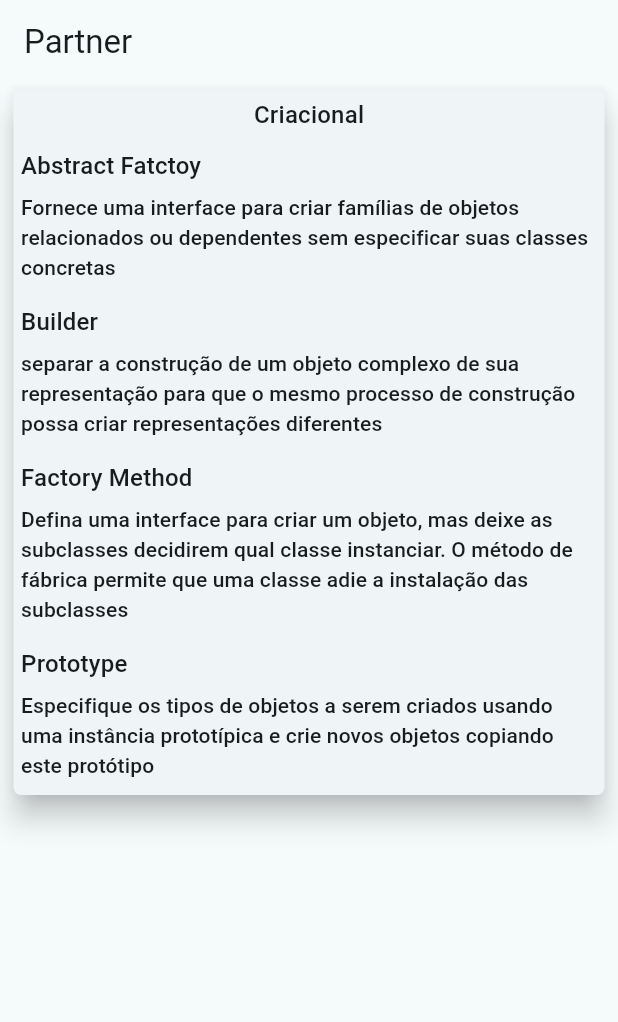
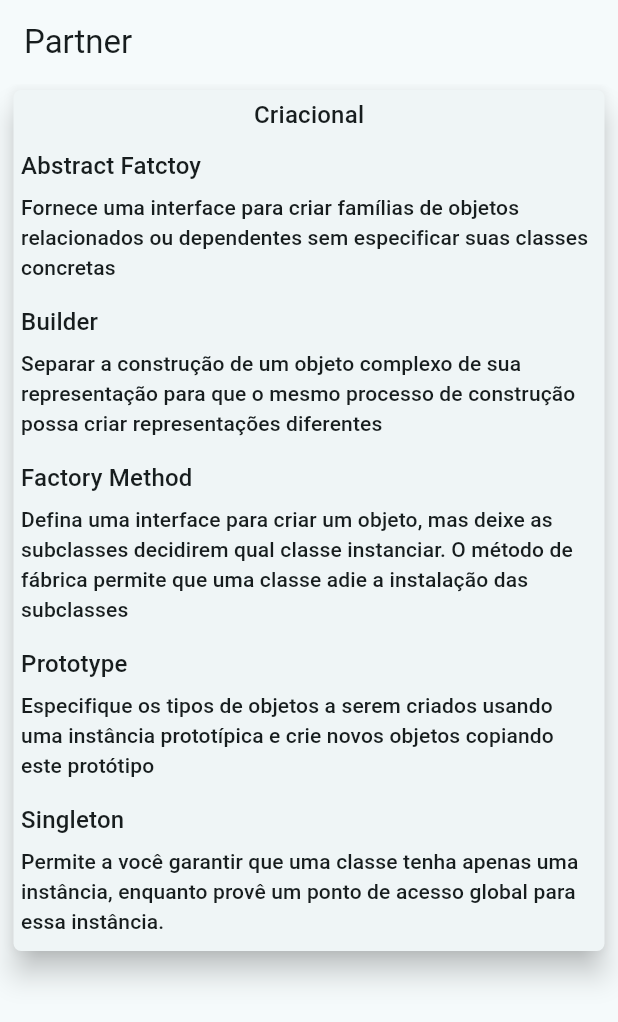
Before and after one commit to PereiraSantos/design_patterns_flutter, a Flutter app: the screen it shows after launch, on a phone screen of 412 x 824 dp. Shown: the top 1022 px of the screen. Run offline on Flutter 3.47's test engine with Material 3 defaults, Android fonts, the phone set to English and light mode, and no system bars.

Commit message:
Adicionado singleton

```diff
--- a/lib/dashboard/pages/home.dart
+++ b/lib/dashboard/pages/home.dart
@@ -6,6 +6,7 @@ import 'package:pattern/dashboard/usercases/abstract_factory.dart';
 import 'package:pattern/dashboard/usercases/builder.dart';
 import 'package:pattern/dashboard/usercases/factory_method.dart';
 import 'package:pattern/dashboard/usercases/prototype.dart';
+import 'package:pattern/dashboard/usercases/singleton.dart';
 
 class Home extends StatelessWidget {
   const Home({super.key});
@@ -24,14 +25,26 @@ class Home extends StatelessWidget {
             child: CardCustom(
               child: [
                 const Center(child: TextCustom(label: 'Criacional')),
-                GestureDetector(onTap: () => Navigator.pushNamed(context, '/abstract'), child: TextCustom(label: const AbstractFactory().title())),
+                GestureDetector(
+                    onTap: () => Navigator.pushNamed(context, '/abstract'),
+                    child: TextCustom(label: const AbstractFactory().title())),
                 Description(label: const AbstractFactory().description()),
-                GestureDetector(onTap: () => Navigator.pushNamed(context, '/builder'), child: TextCustom(label: const BuilderImp().title())),
+                GestureDetector(
+                    onTap: () => Navigator.pushNamed(context, '/builder'),
+                    child: TextCustom(label: const BuilderImp().title())),
                 Description(label: const BuilderImp().description()),
-                GestureDetector(onTap: () => Navigator.pushNamed(context, '/factory'), child: TextCustom(label: const FactoryMethod().title())),
+                GestureDetector(
+                    onTap: () => Navigator.pushNamed(context, '/factory'),
+                    child: TextCustom(label: const FactoryMethod().title())),
                 Description(label: const FactoryMethod().description()),
-                GestureDetector(onTap: () => Navigator.pushNamed(context, '/prototype'), child: TextCustom(label: Prototype().title())),
-                Description(label: Prototype().description())
+                GestureDetector(
+                    onTap: () => Navigator.pushNamed(context, '/prototype'),
+                    child: TextCustom(label: const Prototype().title())),
+                Description(label: const Prototype().description()),
+                GestureDetector(
+                    onTap: () => Navigator.pushNamed(context, '/singleton'),
+                    child: TextCustom(label: const Singleton().title())),
+                Description(label: const Singleton().description())
               ],
             ),
           )
--- a/lib/dashboard/usercases/abstract_factory.dart
+++ b/lib/dashboard/usercases/abstract_factory.dart
@@ -3,7 +3,8 @@ import 'package:pattern/dashboard/usercases/partner.dart';
 class AbstractFactory implements Partner {
   const AbstractFactory();
   @override
-  String description() => 'Fornece uma interface para criar famílias de objetos relacionados ou dependentes sem especificar suas classes concretas';
+  String description() =>
+      'Fornece uma interface para criar famílias de objetos relacionados ou dependentes sem especificar suas classes concretas';
 
   @override
   String title() => 'Abstract Fatctoy';
--- a/lib/dashboard/usercases/builder.dart
+++ b/lib/dashboard/usercases/builder.dart
@@ -4,7 +4,7 @@ class BuilderImp implements Partner {
   const BuilderImp();
   @override
   String description() =>
-      'separar a construção de um objeto complexo de sua representação para que o mesmo processo de construção possa criar representações diferentes ';
+      'Separar a construção de um objeto complexo de sua representação para que o mesmo processo de construção possa criar representações diferentes ';
 
   @override
   String title() => 'Builder';
--- a/lib/dashboard/usercases/prototype.dart
+++ b/lib/dashboard/usercases/prototype.dart
@@ -1,10 +1,11 @@
 import 'package:pattern/dashboard/usercases/partner.dart';
 
-class Prototype extends Partner {
-  Prototype();
+class Prototype implements Partner {
+  const Prototype();
 
   @override
-  String description() => 'Especifique os tipos de objetos a serem criados usando uma instância prototípica e crie novos objetos copiando este protótipo';
+  String description() =>
+      'Especifique os tipos de objetos a serem criados usando uma instância prototípica e crie novos objetos copiando este protótipo';
 
   @override
   String title() => 'Prototype';
--- /dev/null
+++ b/lib/dashboard/usercases/singleton.dart
@@ -0,0 +1,12 @@
+import 'package:pattern/dashboard/usercases/partner.dart';
+
+class Singleton implements Partner {
+  const Singleton();
+
+  @override
+  String description() =>
+      'Permite a você garantir que uma classe tenha apenas uma instância, enquanto provê um ponto de acesso global para essa instância.';
+
+  @override
+  String title() => 'Singleton';
+}
--- a/lib/main.dart
+++ b/lib/main.dart
@@ -3,6 +3,7 @@ import 'package:pattern/creational/abstract_factory/page/abstract_factor_page.da
 import 'package:pattern/creational/builder/page/builder_exmple.dart';
 import 'package:pattern/creational/factory_method/page/factory_method_exemple.dart';
 import 'package:pattern/creational/prototype/page/protoype_exemple.dart';
+import 'package:pattern/creational/singleton/page/singleton_exemple.dart';
 import 'package:pattern/dashboard/pages/home.dart';
 
 void main() {
@@ -30,7 +31,8 @@ class MyApp extends StatelessWidget {
         '/abstract': (context) => const AbstractFactoryPage(),
         '/builder': (context) => const BuilderExemple(),
         '/factory': (context) => const FactoryMethodExemple(),
-        '/prototype': (context) => const PrototypeExemple()
+        '/prototype': (context) => const PrototypeExemple(),
+        '/singleton': (context) => const SingletonExemple(),
       },
     );
   }
```
Also changed, not shown: lib/creational/singleton/exemple_state.dart (added, +14 -0 lines), lib/creational/singleton/exemple_state_by_definition.dart (added, +14 -0 lines), lib/creational/singleton/exemple_state_without_singleton.dart (added, +8 -0 lines), lib/creational/singleton/exenple_state_base.dart (added, +19 -0 lines), lib/creational/singleton/page/singleton_exemple.dart (added, +82 -0 lines).
